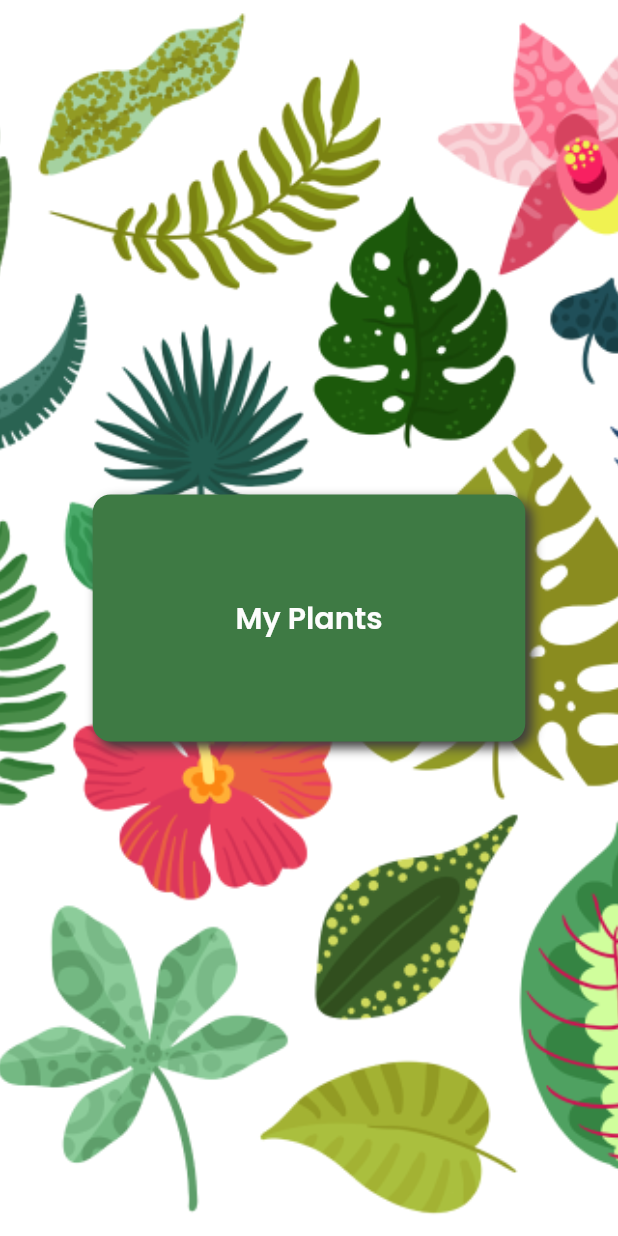
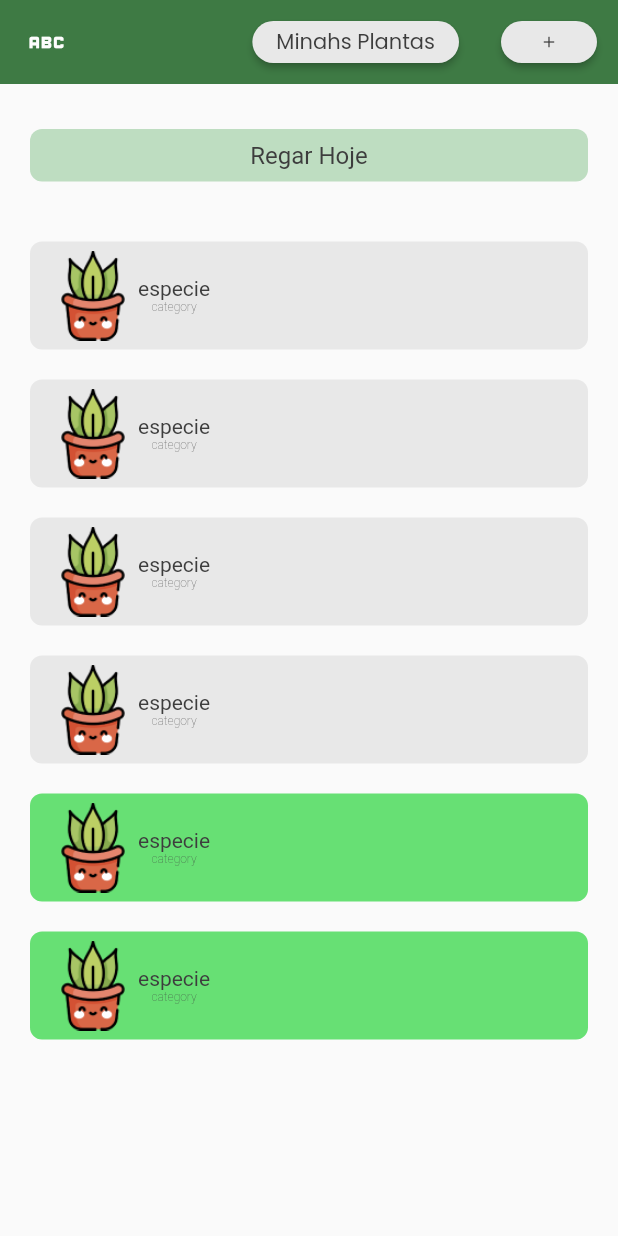
Before and after one commit to karoldm/myplants, a Flutter app: the screen it shows after launch, on a phone screen of 412 x 824 dp. Run offline on Flutter 3.47's test engine with Material 2 defaults, Android fonts, the light colour scheme and no system bars.

Commit message:
create home screen

```diff
--- a/lib/main.dart
+++ b/lib/main.dart
@@ -1,4 +1,5 @@
 import 'package:flutter/material.dart';
+import 'package:myplants/screens/home/HomeScreen.dart';
 
 import 'package:myplants/themes/ColorThemes.dart';
 
@@ -15,11 +16,13 @@ class MyApp extends StatelessWidget {
   @override
   Widget build(BuildContext context) {
     return MaterialApp(
+      debugShowCheckedModeBanner: false,
       title: 'Flutter Demo',
       theme: ThemeData(
         primarySwatch: Colors.green,
       ),
-      home: const SplashScreen(),
+      home: const HomeScreen(),
+      //const SplashScreen(),
     );
   }
 }
--- /dev/null
+++ b/lib/screens/home/HomeScreen.dart
@@ -0,0 +1,261 @@
+import 'package:flutter/material.dart';
+import 'package:myplants/themes/FontThemes.dart';
+
+import '../../themes/ColorThemes.dart';
+
+class WaterPlants {
+  bool watered;
+  final int? id;
+  final String especie;
+  final String cateogry;
+  final String photoPath;
+
+  WaterPlants(
+      {required this.watered,
+      required this.id,
+      required this.especie,
+      required this.cateogry,
+      required this.photoPath});
+
+  void setWatered(bool watered) {
+    this.watered = watered;
+  }
+}
+
+class HomeScreen extends StatefulWidget {
+  const HomeScreen({super.key});
+
+  @override
+  State<HomeScreen> createState() => _HomeScreenState();
+}
+
+class _HomeScreenState extends State<HomeScreen> {
+  @override
+  Widget build(BuildContext context) {
+    MediaQueryData media = MediaQuery.of(context);
+
+    List<dynamic> plantsWater = [
+      WaterPlants(
+          watered: false,
+          id: 0,
+          especie: 'rosa azul',
+          cateogry: 'rosas',
+          photoPath: 'assets/images/defaultPlantImage.png'),
+      WaterPlants(
+          watered: false,
+          id: 1,
+          especie: 'rosa azul',
+          cateogry: 'rosas',
+          photoPath: 'assets/images/defaultPlantImage.png'),
+      WaterPlants(
+          watered: false,
+          id: 2,
+          especie: 'rosa azul',
+          cateogry: 'rosas',
+          photoPath: 'assets/images/defaultPlantImage.png'),
+      WaterPlants(
+          watered: false,
+          id: 3,
+          especie: 'rosa azul',
+          cateogry: 'rosas',
+          photoPath: 'assets/images/defaultPlantImage.png'),
+    ];
+
+    List<dynamic> plantsWatered = [
+      WaterPlants(
+          watered: true,
+          id: 0,
+          especie: 'rosa azul',
+          cateogry: 'rosas',
+          photoPath: 'assets/images/defaultPlantImage.png'),
+      WaterPlants(
+          watered: true,
+          id: 1,
+          especie: 'rosa azul',
+          cateogry: 'rosas',
+          photoPath: 'assets/images/defaultPlantImage.png'),
+    ];
+
+    return Scaffold(
+        appBar: AppBar(
+            backgroundColor: ColorThemes.darkGreen,
+            elevation: 0,
+            title: const Icon(Icons.abc, color: ColorThemes.light, size: 30),
+            actions: [
+              Padding(
+                padding: const EdgeInsets.all(14),
+                child: ElevatedButton(
+                    style: ElevatedButton.styleFrom(
+                        shape: const StadiumBorder(),
+                        backgroundColor: ColorThemes.gray),
+                    onPressed: myPlants,
+                    child: const Text('Minahs Plantas',
+                        style: TextStyle(
+                            color: ColorThemes.dark,
+                            fontFamily: FontThemes.primary,
+                            fontWeight: FontWeight.w400))),
+              ),
+              Padding(
+                padding: const EdgeInsets.all(14),
+                child: ElevatedButton(
+                    style: ElevatedButton.styleFrom(
+                        shape: const StadiumBorder(),
+                        backgroundColor: ColorThemes.gray),
+                    onPressed: newPlant,
+                    child: const Icon(
+                      Icons.add,
+                      color: ColorThemes.dark,
+                      size: 12,
+                    )),
+              )
+            ]),
+        body: CustomScrollView(
+          slivers: [
+            SliverList(
+              delegate: SliverChildBuilderDelegate(
+                (BuildContext context, int index) {
+                  return Container(
+                    padding: const EdgeInsets.all(8),
+                    margin: const EdgeInsets.symmetric(
+                        vertical: 30, horizontal: 20),
+                    width: media.size.width,
+                    decoration: const BoxDecoration(
+                        color: ColorThemes.lightGreen,
+                        borderRadius: BorderRadius.all(Radius.circular(8))),
+                    child: const Text('Regar Hoje',
+                        textAlign: TextAlign.center,
+                        style: TextStyle(
+                            color: ColorThemes.dark,
+                            fontWeight: FontWeight.w400,
+                            fontSize: 16)),
+                  );
+                },
+                childCount: 1, // 1000 list items
+              ),
+            ),
+            SliverList(
+              delegate: SliverChildBuilderDelegate(
+                (BuildContext context, int index) {
+                  return const PlantWaterCard(
+                      id: 0,
+                      especie: 'especie',
+                      category: 'category',
+                      photoPath: 'assets/images/defaultPlantImage.png');
+                },
+                childCount: 4, // 1000 list items
+              ),
+            ),
+            SliverList(
+              delegate: SliverChildBuilderDelegate(
+                (BuildContext context, int index) {
+                  return const PlantWateredCard(
+                      id: 0,
+                      especie: 'especie',
+                      category: 'category',
+                      photoPath: 'assets/images/defaultPlantImage.png');
+                },
+                childCount: 2, // 1000 list items
+              ),
+            ),
+          ],
+        ));
+  }
+}
+
+class PlantWaterCard extends StatelessWidget {
+  final int? id;
+  final String especie;
+  final String category;
+  final String photoPath;
+
+  const PlantWaterCard(
+      {super.key,
+      required this.id,
+      required this.especie,
+      required this.category,
+      required this.photoPath});
+
+  @override
+  Widget build(BuildContext context) {
+    return Container(
+        margin: const EdgeInsets.symmetric(vertical: 10, horizontal: 20),
+        padding: const EdgeInsets.symmetric(vertical: 6, horizontal: 12),
+        decoration: const BoxDecoration(
+            color: ColorThemes.gray,
+            borderRadius: BorderRadius.all(Radius.circular(8))),
+        child: Row(
+          children: [
+            Image.asset(
+              photoPath,
+              width: 60,
+            ),
+            Column(
+              children: [
+                Text(especie,
+                    style: const TextStyle(
+                        color: ColorThemes.dark,
+                        fontWeight: FontWeight.w400,
+                        fontSize: 14)),
+                Text(category,
+                    style: const TextStyle(
+                        color: ColorThemes.dark,
+                        fontWeight: FontWeight.w200,
+                        fontSize: 8))
+              ],
+            ),
+            TextButton(onPressed: () {}, child: const Text('')),
+          ],
+        ));
+  }
+}
+
+class PlantWateredCard extends StatelessWidget {
+  final int? id;
+  final String especie;
+  final String category;
+  final String photoPath;
+
+  const PlantWateredCard(
+      {super.key,
+      required this.id,
+      required this.especie,
+      required this.category,
+      required this.photoPath});
+
+  @override
+  Widget build(BuildContext context) {
+    return Container(
+        margin: const EdgeInsets.symmetric(vertical: 10, horizontal: 20),
+        padding: const EdgeInsets.symmetric(vertical: 6, horizontal: 12),
+        decoration: const BoxDecoration(
+            color: ColorThemes.mediumGreen,
+            borderRadius: BorderRadius.all(Radius.circular(8))),
+        child: Row(
+          children: [
+            Image.asset(
+              photoPath,
+              width: 60,
+            ),
+            Column(
+              children: [
+                Text(especie,
+                    style: const TextStyle(
+                        color: ColorThemes.dark,
+                        fontWeight: FontWeight.w400,
+                        fontSize: 14)),
+                Text(category,
+                    style: const TextStyle(
+                        color: ColorThemes.dark,
+                        fontWeight: FontWeight.w200,
+                        fontSize: 8))
+              ],
+            ),
+            TextButton(onPressed: () {}, child: const Text('')),
+          ],
+        ));
+  }
+}
+
+void newPlant() {}
+
+void myPlants() {}
```
Also changed, not shown: assets/images/defaultPlantImage.png (added).
